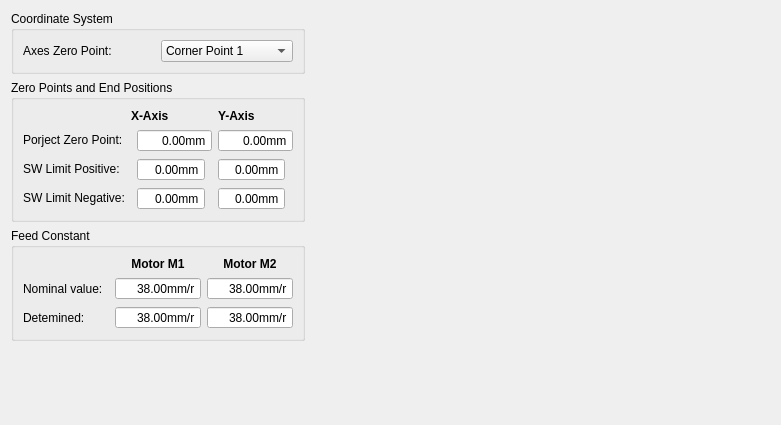
Before: the Qt Designer form source/wnd/h2measurement.ui in ww4u/mct-t4, drawn with Qt 5.
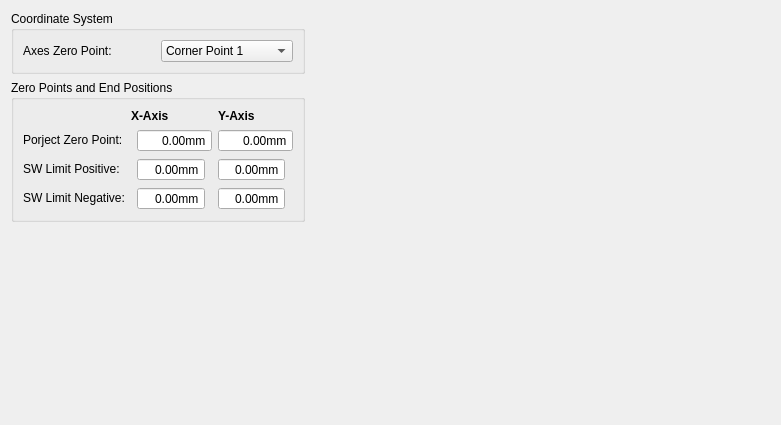
After: the same form once the commit is applied. Icons and pictures are not drawn.

What changed in the file:
```diff
--- a/source/wnd/h2measurement.ui
+++ b/source/wnd/h2measurement.ui
@@ -14,170 +14,42 @@
    <string>Form</string>
   </property>
   <layout class="QGridLayout" name="gridLayout_3">
-   <item row="2" column="0">
-    <widget class="QGroupBox" name="groupBox_Feed_Constant">
-     <property name="title">
-      <string>Feed Constant</string>
+   <item row="0" column="2">
+    <spacer name="horizontalSpacer">
+     <property name="orientation">
+      <enum>Qt::Horizontal</enum>
      </property>
-     <layout class="QGridLayout" name="gridLayout_2">
-      <item row="3" column="2">
-       <widget class="QDoubleSpinBox" name="doubleSpinBox_DeM2">
-        <property name="styleSheet">
-         <string notr="true"/>
-        </property>
-        <property name="alignment">
-         <set>Qt::AlignRight|Qt::AlignTrailing|Qt::AlignVCenter</set>
-        </property>
-        <property name="readOnly">
-         <bool>true</bool>
-        </property>
-        <property name="buttonSymbols">
-         <enum>QAbstractSpinBox::NoButtons</enum>
-        </property>
-        <property name="suffix">
-         <string>mm/r</string>
-        </property>
-        <property name="minimum">
-         <double>37.619999999999997</double>
-        </property>
-        <property name="maximum">
-         <double>38.380000000000003</double>
-        </property>
-        <property name="value">
-         <double>38.000000000000000</double>
-        </property>
-       </widget>
-      </item>
-      <item row="0" column="2">
-       <widget class="QLabel" name="label_3">
-        <property name="font">
-         <font>
-          <weight>75</weight>
-          <bold>true</bold>
-         </font>
-        </property>
-        <property name="text">
-         <string>Motor M2</string>
-        </property>
-        <property name="alignment">
-         <set>Qt::AlignCenter</set>
-        </property>
-       </widget>
-      </item>
-      <item row="1" column="0">
-       <widget class="QLabel" name="label_4">
-        <property name="text">
-         <string>Nominal value:</string>
-        </property>
-       </widget>
-      </item>
-      <item row="1" column="2">
-       <widget class="QDoubleSpinBox" name="doubleSpinBox_NoM2">
-        <property name="styleSheet">
-         <string notr="true"/>
-        </property>
-        <property name="alignment">
-         <set>Qt::AlignRight|Qt::AlignTrailing|Qt::AlignVCenter</set>
-        </property>
-        <property name="readOnly">
-         <bool>true</bool>
-        </property>
-        <property name="buttonSymbols">
-         <enum>QAbstractSpinBox::NoButtons</enum>
-        </property>
-        <property name="suffix">
-         <string>mm/r</string>
-        </property>
-        <property name="minimum">
-         <double>37.619999999999997</double>
-        </property>
-        <property name="maximum">
-         <double>38.380000000000003</double>
-        </property>
-        <property name="value">
-         <double>38.000000000000000</double>
-        </property>
-       </widget>
-      </item>
-      <item row="0" column="1">
-       <widget class="QLabel" name="label_2">
-        <property name="font">
-         <font>
-          <weight>75</weight>
-          <bold>true</bold>
-         </font>
-        </property>
-        <property name="text">
-         <string>Motor M1</string>
-        </property>
-        <property name="alignment">
-         <set>Qt::AlignCenter</set>
-        </property>
-       </widget>
-      </item>
-      <item row="1" column="1">
-       <widget class="QDoubleSpinBox" name="doubleSpinBox_NoM1">
-        <property name="styleSheet">
-         <string notr="true"/>
-        </property>
-        <property name="alignment">
-         <set>Qt::AlignRight|Qt::AlignTrailing|Qt::AlignVCenter</set>
-        </property>
-        <property name="readOnly">
-         <bool>true</bool>
-        </property>
-        <property name="buttonSymbols">
-         <enum>QAbstractSpinBox::NoButtons</enum>
-        </property>
-        <property name="suffix">
-         <string>mm/r</string>
-        </property>
-        <property name="minimum">
-         <double>37.619999999999997</double>
-        </property>
-        <property name="maximum">
-         <double>38.380000000000003</double>
-        </property>
-        <property name="value">
-         <double>38.000000000000000</double>
-        </property>
-       </widget>
-      </item>
-      <item row="3" column="1">
-       <widget class="QDoubleSpinBox" name="doubleSpinBox_DeM1">
-        <property name="styleSheet">
-         <string notr="true"/>
-        </property>
-        <property name="alignment">
-         <set>Qt::AlignRight|Qt::AlignTrailing|Qt::AlignVCenter</set>
-        </property>
-        <property name="buttonSymbols">
-         <enum>QAbstractSpinBox::NoButtons</enum>
-        </property>
-        <property name="suffix">
-         <string>mm/r</string>
-        </property>
-        <property name="minimum">
-         <double>37.619999999999997</double>
-        </property>
-        <property name="maximum">
-         <double>38.380000000000003</double>
-        </property>
-        <property name="value">
-         <double>38.000000000000000</double>
-        </property>
-       </widget>
-      </item>
-      <item row="3" column="0">
-       <widget class="QLabel" name="label_5">
-        <property name="text">
-         <string>Detemined:</string>
-        </property>
-       </widget>
-      </item>
-     </layout>
+     <property name="sizeHint" stdset="0">
+      <size>
+       <width>327</width>
+       <height>20</height>
+      </size>
+     </property>
+    </spacer>
+   </item>
+   <item row="0" column="1" rowspan="2">
+    <widget class="QLabel" name="label_picture">
+     <property name="text">
+      <string/>
+     </property>
+     <property name="pixmap">
+      <pixmap resource="../res/res.qrc">:/res/image/h2measurement/CornerPoint1.PNG</pixmap>
+     </property>
     </widget>
    </item>
+   <item row="3" column="0">
+    <spacer name="verticalSpacer">
+     <property name="orientation">
+      <enum>Qt::Vertical</enum>
+     </property>
+     <property name="sizeHint" stdset="0">
+      <size>
+       <width>20</width>
+       <height>280</height>
+      </size>
+     </property>
+    </spacer>
+   </item>
    <item row="0" column="0">
     <widget class="QGroupBox" name="groupBox_Coordinate">
      <property name="title">
@@ -221,42 +93,6 @@
      </layout>
     </widget>
    </item>
-   <item row="0" column="1" rowspan="2">
-    <widget class="QLabel" name="label_picture">
-     <property name="text">
-      <string/>
-     </property>
-     <property name="pixmap">
-      <pixmap resource="../res/res.qrc">:/res/image/h2measurement/CornerPoint1.PNG</pixmap>
-     </property>
-    </widget>
-   </item>
-   <item row="4" column="0">
-    <spacer name="verticalSpacer">
-     <property name="orientation">
-      <enum>Qt::Vertical</enum>
-     </property>
-     <property name="sizeHint" stdset="0">
-      <size>
-       <width>20</width>
-       <height>280</height>
-      </size>
-     </property>
-    </spacer>
-   </item>
-   <item row="0" column="2">
-    <spacer name="horizontalSpacer">
-     <property name="orientation">
-      <enum>Qt::Horizontal</enum>
-     </property>
-     <property name="sizeHint" stdset="0">
-      <size>
-       <width>327</width>
-       <height>20</height>
-      </size>
-     </property>
-    </spacer>
-   </item>
    <item row="1" column="0">
     <widget class="QGroupBox" name="groupBox_Zero_End_point">
      <property name="title">
```
